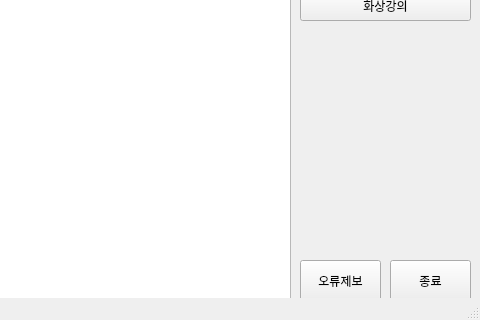
Old version of the form src/main.ui in the repository kim-do-hyeon/jj_cyber_campus_management; both pictures show x 800 to 1280 and y 210 to 530 of the 1280 by 530 pixel window.
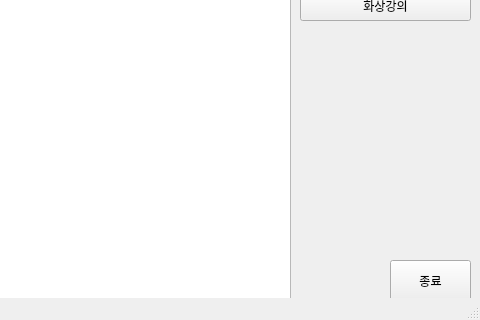
New version of the form.

What changed in the file:
```diff
--- a/src/main.ui
+++ b/src/main.ui
@@ -239,20 +239,7 @@
      <string>종료</string>
     </property>
    </widget>
-   <widget class="QPushButton" name="error_send">
-    <property name="geometry">
-     <rect>
-      <x>1100</x>
-      <y>470</y>
-      <width>81</width>
-      <height>41</height>
-     </rect>
-    </property>
-    <property name="text">
-     <string>오류제보</string>
-    </property>
-   </widget>
-   <widget class="QPushButton" name="grade_button">
+   <widget class="QPushButton" name="video_chat_button">
     <property name="geometry">
      <rect>
       <x>1100</x>
```
Left out of the diff: 4 changed lines with no effect on the pictures.
